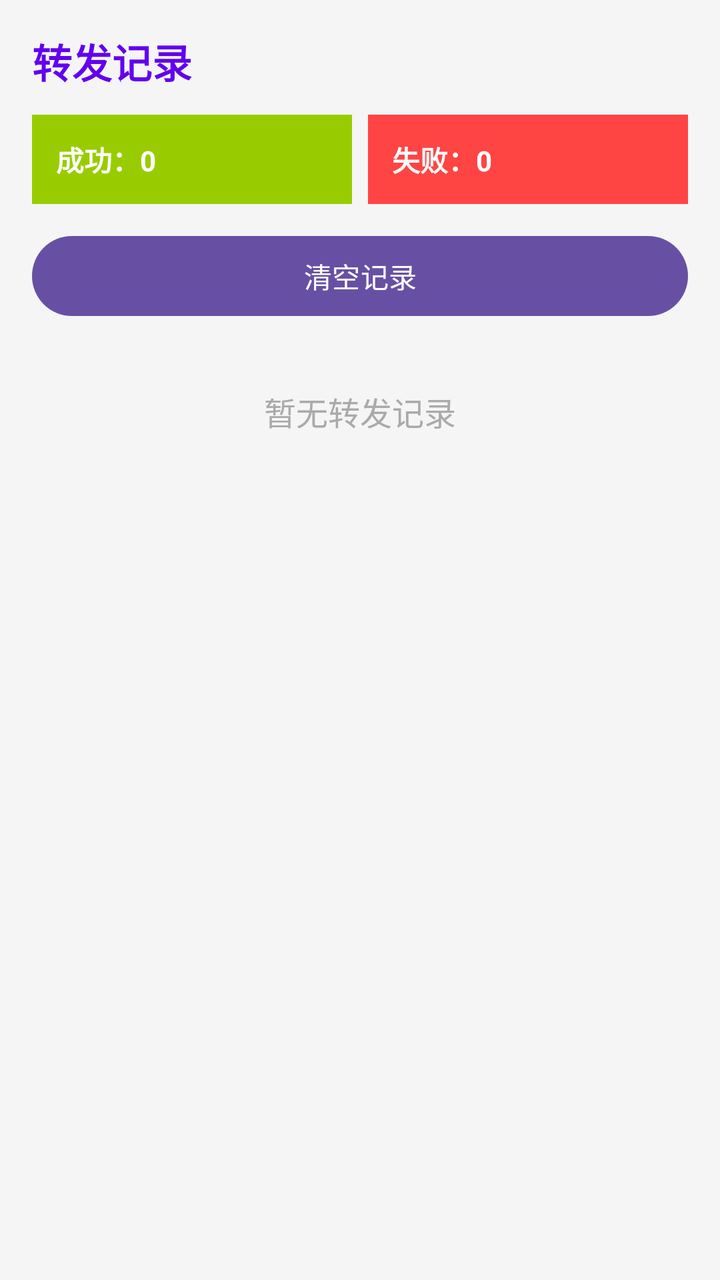
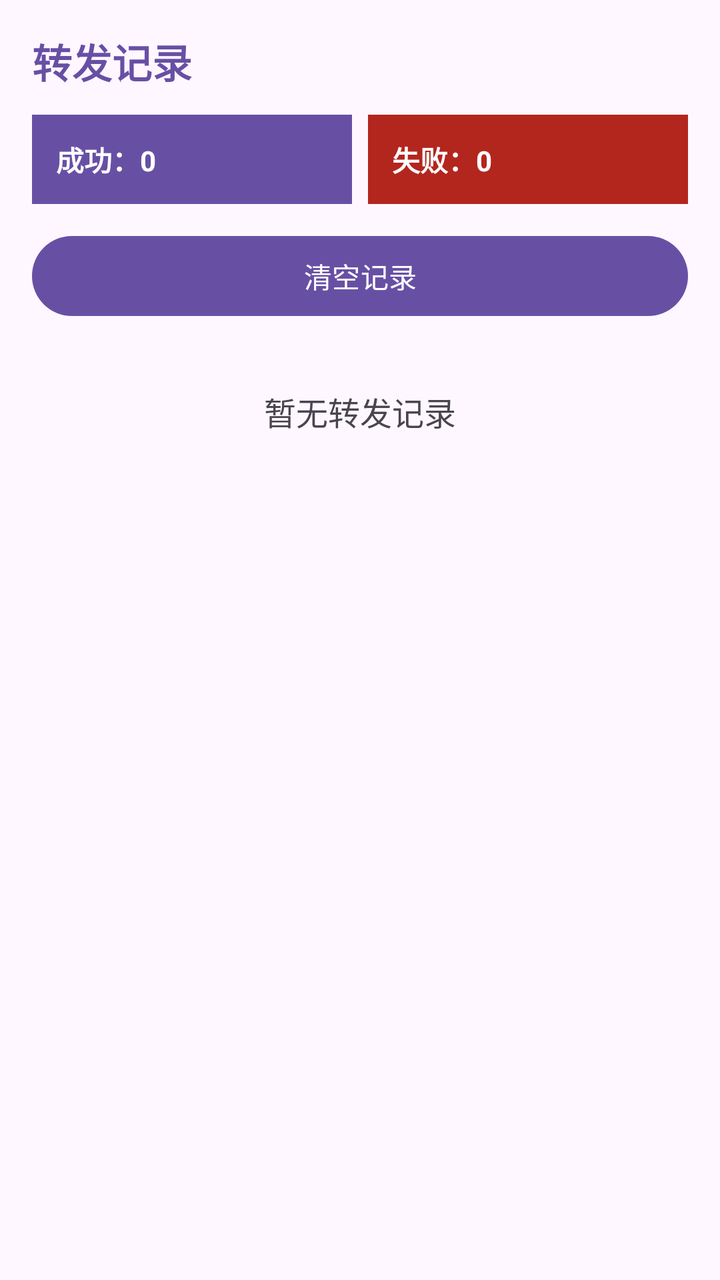

Before-and-after screenshots of an Android layout around one commit, followed by the original layout XML and the change that was made.
<!-- AndroidManifest.xml: application theme Theme.MessageToMail -->
<!-- res/layout/activity_forward_history.xml -->
<?xml version="1.0" encoding="utf-8"?>
<ScrollView xmlns:android="http://schemas.android.com/apk/res/android"
    android:layout_width="match_parent"
    android:layout_height="match_parent"
    android:fillViewport="true"
    android:background="#F5F5F5">

    <LinearLayout
        android:layout_width="match_parent"
        android:layout_height="wrap_content"
        android:orientation="vertical"
        android:padding="16dp">

        <TextView
            android:layout_width="wrap_content"
            android:layout_height="wrap_content"
            android:text="转发记录"
            android:textSize="20sp"
            android:textStyle="bold"
            android:textColor="@color/purple_500" />

        <LinearLayout
            android:layout_width="match_parent"
            android:layout_height="wrap_content"
            android:layout_marginTop="12dp"
            android:orientation="horizontal">

            <TextView
                android:id="@+id/tvTotalSuccess"
                android:layout_width="0dp"
                android:layout_height="wrap_content"
                android:layout_weight="1"
                android:background="@android:color/holo_green_light"
                android:padding="12dp"
                android:text="成功：0"
                android:textColor="@android:color/white"
                android:textSize="14sp"
                android:textStyle="bold" />

            <TextView
                android:id="@+id/tvTotalFailure"
                android:layout_width="0dp"
                android:layout_height="wrap_content"
                android:layout_marginStart="8dp"
                android:layout_weight="1"
                android:background="@android:color/holo_red_light"
                android:padding="12dp"
                android:text="失败：0"
                android:textColor="@android:color/white"
                android:textSize="14sp"
                android:textStyle="bold" />
        </LinearLayout>

        <Button
            android:id="@+id/btnClearHistory"
            android:layout_width="match_parent"
            android:layout_height="wrap_content"
            android:layout_marginTop="12dp"
            android:text="清空记录" />

        <TextView
            android:id="@+id/tvEmptyHistory"
            android:layout_width="wrap_content"
            android:layout_height="wrap_content"
            android:layout_gravity="center"
            android:layout_marginTop="32dp"
            android:text="暂无转发记录"
            android:textColor="@android:color/darker_gray"
            android:textSize="16sp" />

        <LinearLayout
            android:id="@+id/containerHistory"
            android:layout_width="match_parent"
            android:layout_height="wrap_content"
            android:layout_marginTop="8dp"
            android:orientation="vertical" />
    </LinearLayout>
</ScrollView>
<!-- resources referenced by this layout -->
<resources>
  <color name="purple_500">#FF6200EE</color>
  <style name="Theme.MessageToMail" parent="Base.Theme.MessageToMail" />
  <style name="Base.Theme.MessageToMail" parent="Theme.Material3.DayNight.NoActionBar">
          
          
      </style>
</resources>

<!-- the commit's change to res/layout/activity_forward_history.xml (unified diff, before → after) -->
@@ -3,7 +3,7 @@
     android:layout_width="match_parent"
     android:layout_height="match_parent"
     android:fillViewport="true"
-    android:background="#F5F5F5">
+    android:background="?android:attr/colorBackground">
 
     <LinearLayout
         android:layout_width="match_parent"
@@ -17,7 +17,7 @@
             android:text="转发记录"
             android:textSize="20sp"
             android:textStyle="bold"
-            android:textColor="@color/purple_500" />
+            android:textColor="?attr/colorPrimary" />
 
         <LinearLayout
             android:layout_width="match_parent"
@@ -30,10 +30,10 @@
                 android:layout_width="0dp"
                 android:layout_height="wrap_content"
                 android:layout_weight="1"
-                android:background="@android:color/holo_green_light"
+                android:background="?attr/colorPrimary"
                 android:padding="12dp"
                 android:text="成功：0"
-                android:textColor="@android:color/white"
+                android:textColor="?attr/colorOnPrimary"
                 android:textSize="14sp"
                 android:textStyle="bold" />
 
@@ -43,10 +43,10 @@
                 android:layout_height="wrap_content"
                 android:layout_marginStart="8dp"
                 android:layout_weight="1"
-                android:background="@android:color/holo_red_light"
+                android:background="?attr/colorError"
                 android:padding="12dp"
                 android:text="失败：0"
-                android:textColor="@android:color/white"
+                android:textColor="?attr/colorOnError"
                 android:textSize="14sp"
                 android:textStyle="bold" />
         </LinearLayout>
@@ -65,7 +65,7 @@
             android:layout_gravity="center"
             android:layout_marginTop="32dp"
             android:text="暂无转发记录"
-            android:textColor="@android:color/darker_gray"
+            android:textColor="?android:attr/textColorSecondary"
             android:textSize="16sp" />
 
         <LinearLayout
<!-- resource entries referenced after the edit -->
@@ -1,6 +1,5 @@
 <!-- resources referenced by this layout -->
 <resources>
-  <color name="purple_500">#FF6200EE</color>
   <style name="Theme.MessageToMail" parent="Base.Theme.MessageToMail" />
   <style name="Base.Theme.MessageToMail" parent="Theme.Material3.DayNight.NoActionBar">
           
